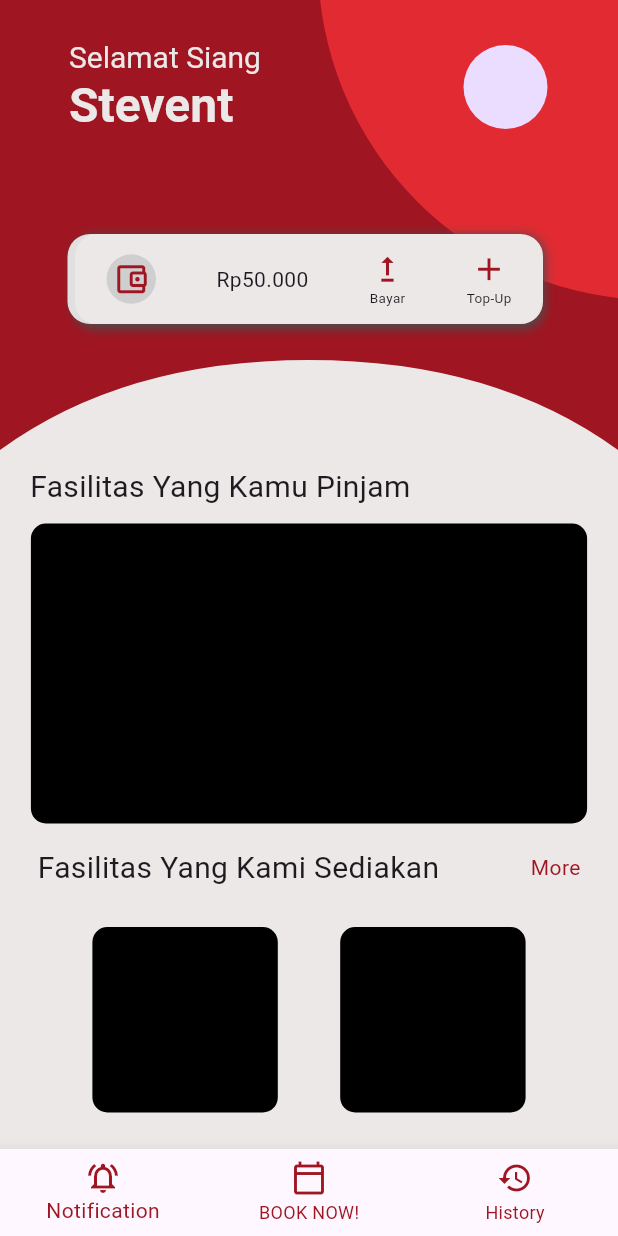
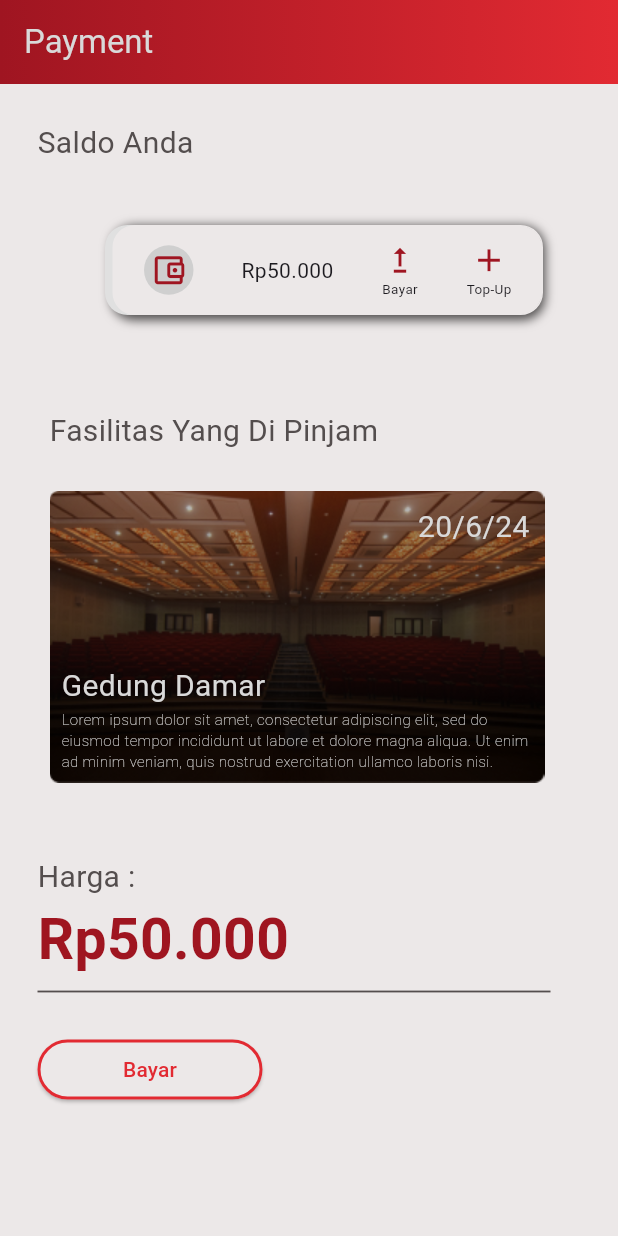
Before and after one commit to SuryaaAulia/Rent-It-App-Flutter, a Flutter app: the screen it shows after launch, on a phone screen of 412 x 824 dp. Run offline on Flutter 3.47's test engine with Material 3 defaults, Android fonts, the phone set to English and light mode, and no system bars.

Commit message:
facility&payment page

```diff
--- a/rent_it_flutter/lib/main.dart
+++ b/rent_it_flutter/lib/main.dart
@@ -1,10 +1,12 @@
 import 'package:flutter/material.dart';
+import 'package:rent_it_flutter/page/facility_page.dart';
+import 'package:rent_it_flutter/page/payment_page.dart';
 import 'package:rent_it_flutter/page/home_page.dart';
 
 void main() {
   runApp(const MaterialApp(
     home: Scaffold(
-      body: SafeArea(child: HomePage()),
+      body: SafeArea(child: PaymentPage()),
     ),
   ));
 }
--- /dev/null
+++ b/rent_it_flutter/lib/page/payment_page.dart
@@ -0,0 +1,222 @@
+import 'package:flutter/cupertino.dart';
+import 'package:flutter/material.dart';
+import 'package:rent_it_flutter/widgets/wallet_widget.dart';
+
+class PaymentPage extends StatelessWidget {
+  const PaymentPage({Key? key}) : super(key: key);
+
+  @override
+  Widget build(BuildContext context) {
+    return Scaffold(
+      appBar: AppBar(
+        title: Text(
+          'Payment',
+          style: TextStyle(color: Color.fromRGBO(217, 217, 217, 1)),
+        ),
+        flexibleSpace: Container(
+          decoration: BoxDecoration(
+            gradient: LinearGradient(
+              colors: <Color>[
+                const Color.fromRGBO(159, 21, 33, 1),
+                const Color.fromRGBO(226, 42, 50, 1)
+              ],
+            ),
+          ),
+        ),
+      ),
+      backgroundColor: const Color.fromRGBO(236, 232, 232, 1),
+      body: Padding(
+        padding: const EdgeInsets.only(top: 25, left: 25),
+        child: Container(
+          child: Column(
+            crossAxisAlignment: CrossAxisAlignment.start,
+            children: <Widget>[
+              Text(
+                'Saldo Anda',
+                style: TextStyle(
+                    fontSize: 20, color: Color.fromRGBO(84, 78, 78, 1)),
+              ),
+              RWallet(),
+              Padding(
+                padding: const EdgeInsets.only(top: 35),
+                child: Padding(
+                  padding: const EdgeInsets.all(8.0),
+                  child: Column(
+                    crossAxisAlignment: CrossAxisAlignment.start,
+                    children: [
+                      Text(
+                        'Fasilitas Yang Di Pinjam',
+                        style: TextStyle(
+                            fontSize: 20, color: Color.fromRGBO(84, 78, 78, 1)),
+                      ),
+                      Padding(
+                        padding: const EdgeInsets.only(top: 25.0),
+                        child: Stack(
+                          children: [
+                            Image.asset('assets/gedung_damar.png'),
+                            Positioned(
+                              top: 10,
+                              right: 10,
+                              child: Text('20/6/24',
+                                  style: TextStyle(
+                                      color: Color.fromRGBO(217, 217, 217, 1),
+                                      fontSize: 20)),
+                            ),
+                            Positioned.fill(
+                              child: Align(
+                                alignment: Alignment.bottomLeft,
+                                child: Padding(
+                                  padding: const EdgeInsets.all(8.0),
+                                  child: Column(
+                                    crossAxisAlignment:
+                                        CrossAxisAlignment.start,
+                                    mainAxisSize: MainAxisSize.min,
+                                    children: [
+                                      Text(
+                                        'Gedung Damar',
+                                        style: TextStyle(
+                                            color: Color.fromRGBO(
+                                                217, 217, 217, 1),
+                                            fontSize: 20),
+                                      ),
+                                      Container(
+                                        child: Text(
+                                          'Lorem ipsum dolor sit amet, consectetur adipiscing elit, sed do eiusmod tempor incididunt ut labore et dolore magna aliqua. Ut enim ad minim veniam, quis nostrud exercitation ullamco laboris nisi.',
+                                          style: TextStyle(
+                                              color: Color.fromRGBO(
+                                                  217, 217, 217, 1),
+                                              fontSize: 10,
+                                              fontWeight: FontWeight.w100),
+                                        ),
+                                      )
+                                    ],
+                                  ),
+                                ),
+                              ),
+                            ),
+                          ],
+                        ),
+                      ),
+                    ],
+                  ),
+                ),
+              ),
+              Padding(
+                padding: const EdgeInsets.only(top: 40),
+                child: Text(
+                  'Harga : ',
+                  style: TextStyle(
+                      fontSize: 20, color: Color.fromRGBO(84, 78, 78, 1)),
+                ),
+              ),
+              Text(
+                'Rp50.000',
+                style: TextStyle(
+                    fontSize: 38,
+                    color: Color.fromRGBO(159, 21, 32, 1),
+                    fontWeight: FontWeight.w600),
+              ),
+              Divider(
+                color: Color.fromRGBO(84, 78, 78, 1),
+                endIndent: 45,
+                thickness: 1.2,
+              ),
+              SizedBox(height: 20),
+              Align(
+                alignment: Alignment.centerLeft,
+                child: SizedBox(
+                  width: 150,
+                  child: ElevatedButton(
+                    onPressed: () {
+                      showDialog(
+                        context: context,
+                        builder: (BuildContext context) {
+                          return AlertDialog(
+                            backgroundColor: Color.fromRGBO(236, 232, 232, 1),
+                            title: Text('Konfirmasi Pembayaran'),
+                            content: Text(
+                                'Apakah Anda yakin ingin melakukan pembayaran?'),
+                            actions: <Widget>[
+                              TextButton(
+                                onPressed: () {
+                                  // Tambahkan logika jika pembayaran berhasil
+                                  Navigator.of(context).pop(); // Tutup dialog
+                                  showDialog(
+                                    context: context,
+                                    builder: (BuildContext context) {
+                                      return AlertDialog(
+                                        backgroundColor:
+                                            Color.fromRGBO(236, 232, 232, 1),
+                                        title: Text(
+                                            'Konfirmasi Pembayaran Berhasil'),
+                                        content: Text('Pembayaran berhasil!'),
+                                        actions: <Widget>[
+                                          TextButton(
+                                            onPressed: () {
+                                              Navigator.of(context)
+                                                  .pop(); // Tutup dialog konfirmasi berhasil
+                                            },
+                                            child: Text(
+                                              'OK',
+                                              style: TextStyle(
+                                                color: Color.fromRGBO(
+                                                    226, 42, 50, 1),
+                                              ),
+                                            ),
+                                          ),
+                                        ],
+                                      );
+                                    },
+                                  );
+                                },
+                                child: Text(
+                                  'Ya',
+                                  style: TextStyle(
+                                      color: Color.fromRGBO(226, 42, 50, 1)),
+                                ),
+                              ),
+                              TextButton(
+                                onPressed: () {
+                                  // Tambahkan logika jika pembayaran dibatalkan
+                                  Navigator.of(context).pop(); // Tutup dialog
+                                },
+                                child: Text(
+                                  'Tidak',
+                                  style: TextStyle(
+                                      color: Color.fromRGBO(84, 78, 78, 1)),
+                                ),
+                              ),
+                            ],
+                          );
+                        },
+                      );
+                    },
+                    child: Text('Bayar'),
+                    style: ButtonStyle(
+                      backgroundColor: MaterialStateProperty.all<Color>(
+                        Color.fromRGBO(236, 232, 232, 1),
+                      ), // Bancground tombol
+                      overlayColor: MaterialStateProperty.all<Color>(
+                        Color.fromRGBO(226, 42, 50, 1),
+                      ), // Warna saat ditekan
+                      foregroundColor: MaterialStateProperty.all<Color>(
+                        Color.fromRGBO(226, 42, 50, 1),
+                      ), // Warna merah teks
+                      side: MaterialStateProperty.all<BorderSide>(
+                        BorderSide(
+                          color: Color.fromRGBO(
+                              226, 42, 50, 1), // Warna pada pinggir button
+                          width: 2,
+                        ),
+                      ),
+                    ),
+                  ),
+                ),
+              ),
+            ],
+          ),
+        ),
+      ),
+    );
+  }
+}
```
Also changed, not shown: rent_it_flutter/lib/page/detail_facility_page.dart (added, +103 -0 lines), rent_it_flutter/lib/page/facility_page.dart (added, +117 -0 lines), rent_it_flutter/lib/page/home_page.dart (+14 -4 lines), rent_it_flutter/pubspec.yaml (+4 -3 lines), rent_it_flutter/assets/GSG.png (added), rent_it_flutter/assets/gedung_damar.png (added), rent_it_flutter/assets/gedung_damar_2.png (added), rent_it_flutter/lib/tempCodeRunnerFile.dart (added).
